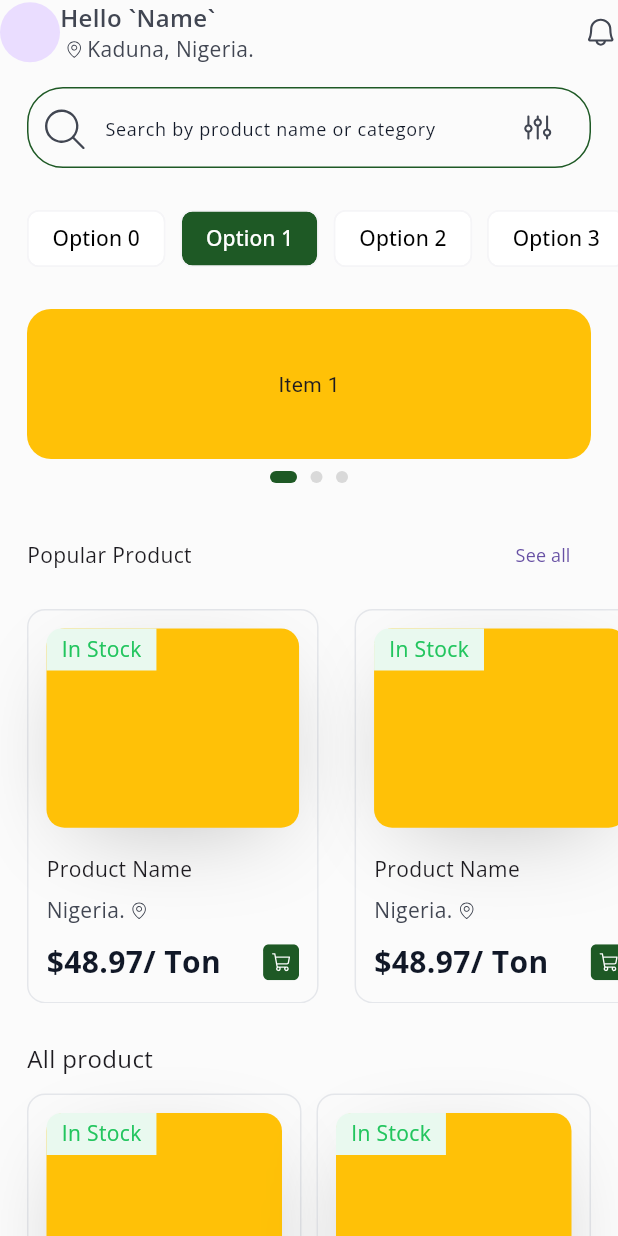
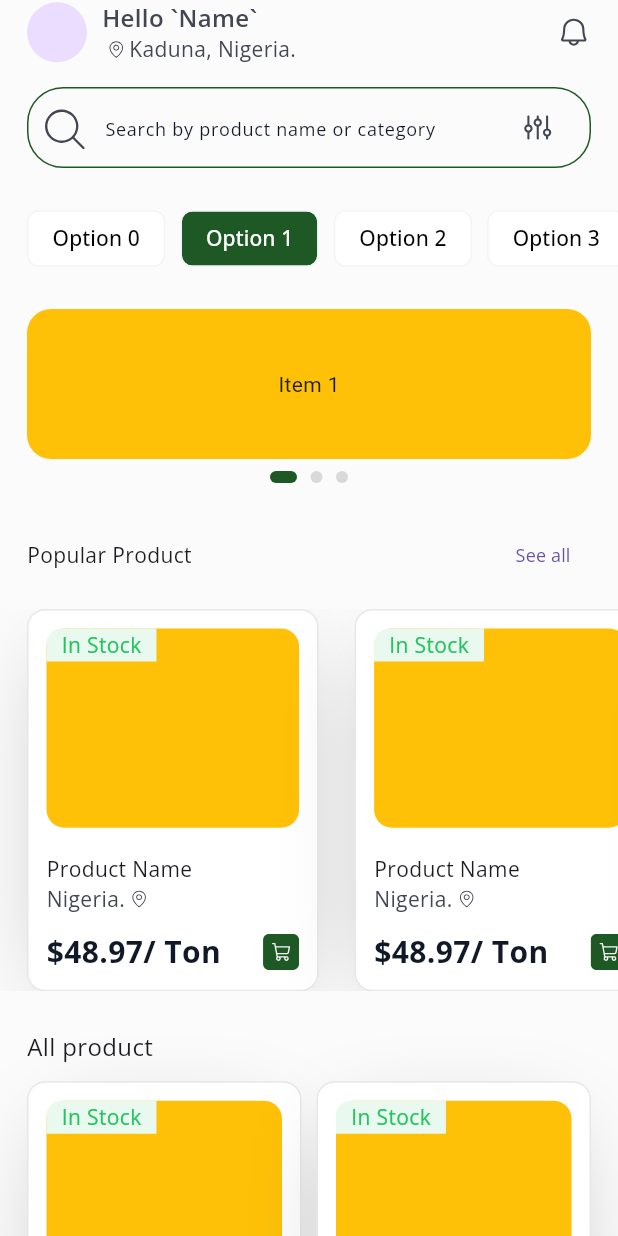
Before and after one commit to adewuyito/AgroBridge, a Flutter app: the screen it shows after launch, on a phone screen of 412 x 824 dp. Run offline on Flutter 3.47's test engine with Material 3 defaults, Android fonts, the phone set to English and light mode, and no system bars; drawn by our look-alikes of carousel_slider; our stand-ins replace auto_route, flutter_hooks, flutter_riverpod, flutter_screenutil, flutter_svg, google_fonts and 3 more; generated files the repository leaves out were written again.

Commit message:
feat: implement responsive UI and refine layout for home screen widgets - home product filter

```diff
--- a/lib/features/home/presentation/home_tab.dart
+++ b/lib/features/home/presentation/home_tab.dart
@@ -9,6 +9,7 @@ import 'package:agrobridge_mobile/features/home/presentation/widget/home_searchb
 import 'package:auto_route/annotations.dart';
 import 'package:flutter/material.dart';
 import 'package:flutter_hooks/flutter_hooks.dart';
+import 'package:flutter_screenutil/flutter_screenutil.dart';
 import 'package:hooks_riverpod/hooks_riverpod.dart';
 
 @routePage
@@ -75,7 +76,7 @@ class HomeTab extends HookConsumerWidget {
                 crossAxisCount: 2,
                 crossAxisSpacing: 10.0,
                 mainAxisSpacing: 10.0,
-                childAspectRatio: .68,
+                childAspectRatio: 181.w / 285.h,
               ),
               itemBuilder: (context, index) {
                 return HomeProductCard();
--- a/lib/features/home/presentation/widget/home_appbar.dart
+++ b/lib/features/home/presentation/widget/home_appbar.dart
@@ -8,7 +8,11 @@ class HomeAppbar extends ConsumerWidget implements PreferredSizeWidget {
 
   @override
   Widget build(BuildContext context, WidgetRef ref) {
-    return Row(
+    final double topPadding = MediaQuery.paddingOf(context).top;
+    return Padding(
+      padding: EdgeInsets.only(top: topPadding, left: 18, right: 18),
+      child: Row(
+        spacing: 10,
         children: [
           // ~ Profile Image
           CircleAvatar(),
@@ -49,6 +53,7 @@ class HomeAppbar extends ConsumerWidget implements PreferredSizeWidget {
             child: Assets.icons.notificationBell.svg(),
           ),
         ],
+      ),
     );
   }
 
--- a/lib/features/home/presentation/widget/home_product_card.dart
+++ b/lib/features/home/presentation/widget/home_product_card.dart
@@ -12,9 +12,19 @@ class HomeProductCard extends ConsumerWidget {
     return Container(
       padding: const EdgeInsets.all(12),
       width: 184.w,
+      height: 261.h,
       decoration: BoxDecoration(
+        color: Colors.white,
         borderRadius: BorderRadius.circular(12),
         border: Border.all(color: Color(0xFFE5E7EB)),
+        boxShadow: [
+          BoxShadow(
+            color: const Color.fromRGBO(0, 0, 0, 0.251),
+            offset: const Offset(0, 15),
+            blurRadius: 53.0,
+            spreadRadius: -19.0,
+          ),
+        ],
       ),
       child: Stack(
         children: [
@@ -29,23 +39,20 @@ class HomeProductCard extends ConsumerWidget {
                 decoration: BoxDecoration(
                   color: Colors.amber,
                   borderRadius: BorderRadius.circular(12),
-                  boxShadow: [
-                    BoxShadow(
-                      color: const Color.fromRGBO(0, 0, 0, 0.251),
-                      offset: const Offset(0, 15),
-                      blurRadius: 53.0,
-                      spreadRadius: -19.0,
-                    ),
-                  ],
                 ),
               ),
 
               SizedBox(height: 18.h),
               // ~ Product name
-              Text('Product Name', style: AppFonts.openSans.regular14),
+              Text(
+                'Product Name',
+                style: AppFonts.openSans.regular14,
+                maxLines: 1,
+                overflow: TextOverflow.ellipsis,
+              ),
 
-              SizedBox(height: 8.h),
-              // ~ Product location
+              // SizedBox(height: 8.h),
+              // ~ Product location.
               Row(
                 mainAxisAlignment: MainAxisAlignment.start,
                 mainAxisSize: MainAxisSize.min,
@@ -60,7 +67,7 @@ class HomeProductCard extends ConsumerWidget {
                 ],
               ),
 
-              SizedBox(height: 10.h),
+              SizedBox(height: 11.h),
               // ~ Product Price
               Row(
                 mainAxisAlignment: MainAxisAlignment.spaceBetween,
@@ -90,9 +97,9 @@ class HomeProductCard extends ConsumerWidget {
             ),
             child: Text(
               'In Stock',
-              style: AppFonts.openSans.withColor(
-                Color.fromRGBO(34, 197, 94, 1),
-              ),
+              style: AppFonts.openSans
+                  .withColor(Color.fromRGBO(34, 197, 94, 1))
+                  .withHeight(1),
             ),
           ),
         ],
```
Also changed, not shown: lib/features/home/presentation/widget/home_search_filter_bottom_sheet.dart (+3 -6 lines), lib/features/home/presentation/widget/home_searchbar.dart (+7 -1 lines), 3 other files. Lines whose indentation alone changed are shown as unchanged.
